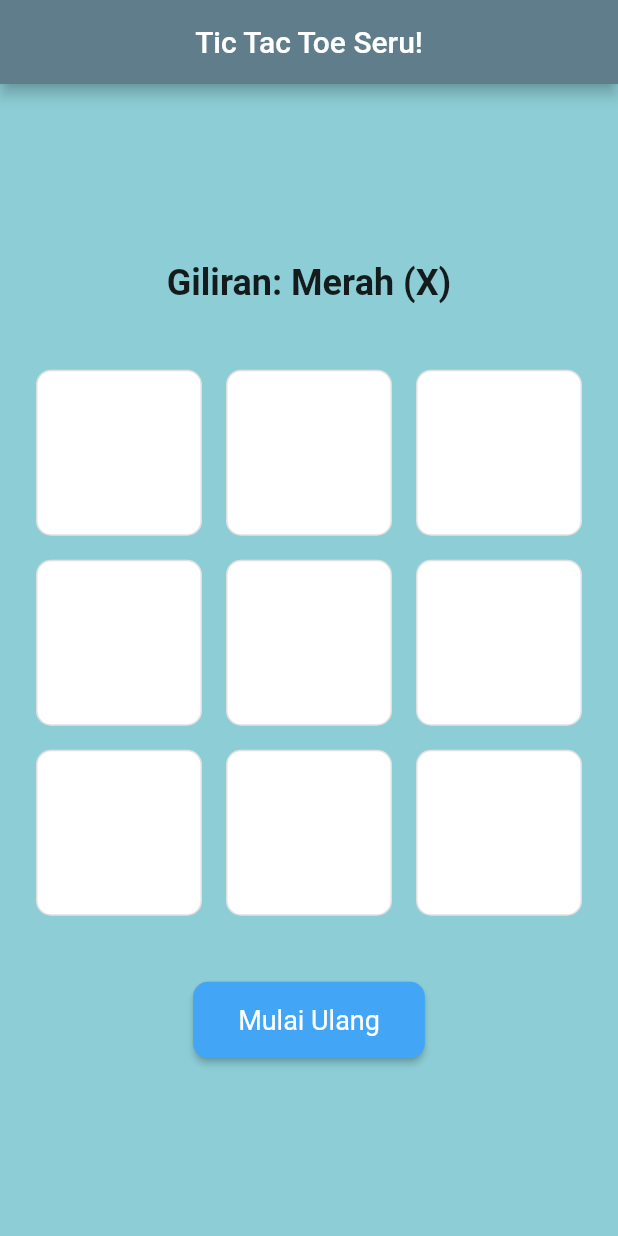
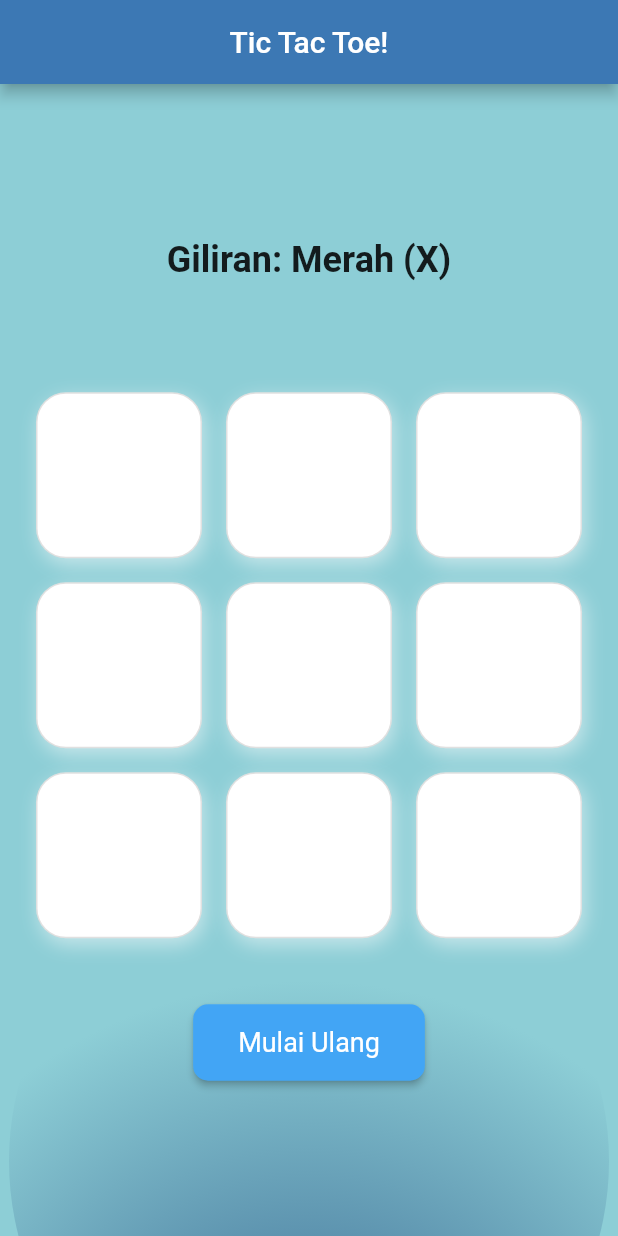
Before and after one commit to ivanaryasatya/TicTacToe-game, a Flutter app: the screen it shows after launch, on a phone screen of 412 x 824 dp. Run offline on Flutter 3.47's test engine with Material 2 defaults, Android fonts, the phone set to English and light mode, and no system bars.

Commit message:
modif ui

```diff
--- a/lib/main.dart
+++ b/lib/main.dart
@@ -11,9 +11,13 @@ class MyApp extends StatelessWidget {
   @override
   Widget build(BuildContext context) {
     return MaterialApp(
-      title: 'Tic Tac Toe Seru!',
       theme: ThemeData(
-        primarySwatch: Colors.blueGrey,
+        primaryColor: const Color.fromARGB(255, 60, 120, 180),
+        colorScheme: ColorScheme.fromSwatch().copyWith(
+          primary: const Color.fromARGB(255, 60, 120, 180),
+          secondary: const Color.fromARGB(255, 255, 180, 60),
+        ),
+        scaffoldBackgroundColor: const Color.fromARGB(255, 141, 206, 214),
         visualDensity: VisualDensity.adaptivePlatformDensity,
       ),
       home: const GameScreen(),
@@ -147,23 +151,49 @@ class _GameScreenState extends State<GameScreen> with TickerProviderStateMixin {
   Widget build(BuildContext context) {
     return Scaffold(
       appBar: AppBar(
-        title: const Text('Tic Tac Toe Seru!'),
+        title: const Text('Tic Tac Toe!'),
         centerTitle: true,
       ),
-      backgroundColor: Color.fromARGB(255, 141, 206, 214),
-      body: Center(
+      backgroundColor: const Color.fromARGB(255, 141, 206, 214),
+      body: Stack(
+        children: [
+          // Gradasi lingkaran di bawah layar
+          Positioned(
+            left: -100,
+            right: -100,
+            bottom: -150,
+            child: Container(
+              height: 400,
+              decoration: const BoxDecoration(
+                shape: BoxShape.circle,
+                gradient: RadialGradient(
+                  colors: [
+                    Color.fromARGB(255, 51, 96, 141),
+                    Color.fromARGB(255, 141, 206, 214),
+                  ],
+                  center: Alignment.bottomCenter,
+                  radius: 0.8,
+                ),
+              ),
+            ),
+          ),
+          Center(
             child: Column(
               mainAxisAlignment: MainAxisAlignment.center,
               children: <Widget>[
                 Text(
-              winner != null
-                  ? 'Pemenangnya adalah ${winner == 'X' ? 'Merah (X)' : 'Hijau (O)'}!'
-                  : gameEnded
-                      ? 'Seri!'
-                      : 'Giliran: ${currentPlayer == 'X' ? 'Merah (X)' : 'Hijau (O)'}',
+                    (() {
+                    if (winner != null) {
+                      return 'Pemenangnya adalah ${winner == 'X' ? 'Merah (X)' : 'Hijau (O)'}!';
+                    } else if (gameEnded) {
+                      return 'Seri!';
+                    } else {
+                      return 'Giliran: ${currentPlayer == 'X' ? 'Merah (X)' : 'Hijau (O)'}';
+                    }
+                    })(),
                   style: const TextStyle(fontSize: 24, fontWeight: FontWeight.bold),
                 ),
-            const SizedBox(height: 20),
+                const SizedBox(height: 50),
                 GridView.builder(
                   shrinkWrap: true,
                   padding: const EdgeInsets.all(16),
@@ -179,8 +209,15 @@ class _GameScreenState extends State<GameScreen> with TickerProviderStateMixin {
                         child: Container(
                           decoration: BoxDecoration(
                             color: Colors.white,
-                        borderRadius: BorderRadius.circular(10),
+                            borderRadius: BorderRadius.circular(20),
                             border: Border.all(color: Colors.black12),
+                            boxShadow: [
+                              BoxShadow(
+                                color: Color.fromARGB(255, 255, 254, 254).withOpacity(0.5),
+                                blurRadius: 10,
+                                offset: const Offset(2, 4),
+                              ),
+                            ],
                           ),
                           margin: const EdgeInsets.all(8),
                           child: Center(
@@ -216,6 +253,8 @@ class _GameScreenState extends State<GameScreen> with TickerProviderStateMixin {
               ],
             ),
           ),
+        ],
+      ),
     );
   }
 }
```
Lines whose indentation alone changed are shown as unchanged.
